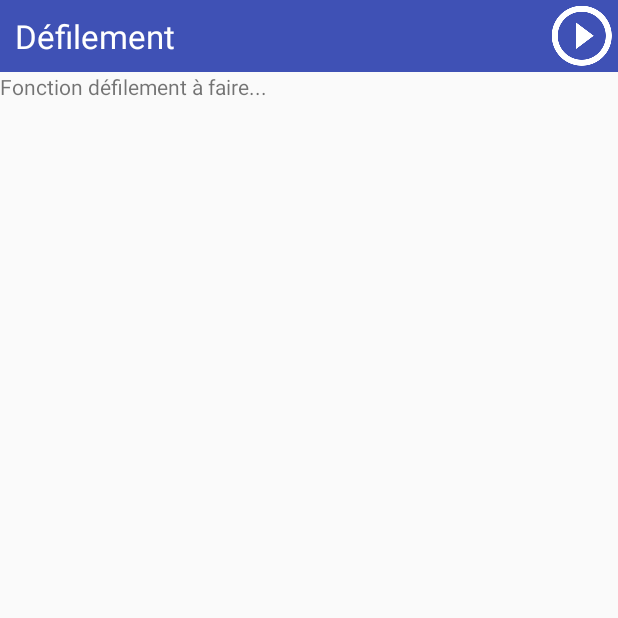
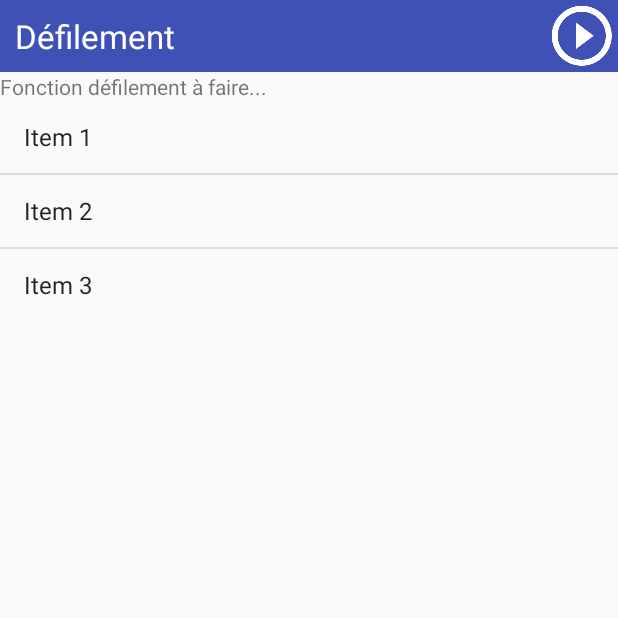
Before and after one commit to NicolasMinghetti/tabmaster, an Android app: the Scrolling screen opened directly, with no data from a screen before it, on a phone screen of 412 x 824 dp, the top half of it. Run offline under Robolectric (Android 15) with nearby library versions, the phone set to English and light mode, and no system bars.

Commit message:
Ajouté élements dans scrolling

```diff
--- a/app/src/main/java/fr/insalyon/pi/tabmaster/Scrolling.java
+++ b/app/src/main/java/fr/insalyon/pi/tabmaster/Scrolling.java
@@ -5,12 +5,19 @@ import android.content.Intent;
 import android.os.Bundle;
 import android.util.Log;
 import android.view.View;
+import android.widget.ArrayAdapter;
 import android.widget.ImageView;
+import android.widget.ListView;
+
+import java.util.ArrayList;
+import java.util.List;
 
 /**
  * Created by nicolas on 24/05/16.
  */
 public class Scrolling extends Activity {
+    ListView liste = null;
+
     @Override
     public void onCreate(Bundle savedInstanceState) {
         super.onCreate(savedInstanceState);
@@ -39,9 +46,14 @@ public class Scrolling extends Activity {
         // Puis on récupère l'âge donné dans l'autre activité, ou 0 si cet extra n'est pas dans l'intent
         int age = i.getIntExtra(MainActivity.AGE, 0);
 
-        // S'il ne s'agit pas de l'âge par défaut
-        if(age != 0)
-            // Traiter l'âge
-            age = 2;
+
+        liste = (ListView) findViewById(R.id.listView);
+        List<String> exemple = new ArrayList<String>();
+        exemple.add("Item 1");
+        exemple.add("Item 2");
+        exemple.add("Item 3");
+
+        ArrayAdapter<String> adapter = new ArrayAdapter<String>(this, android.R.layout.simple_list_item_1, exemple);
+        liste.setAdapter(adapter);
     }
 }
--- a/app/src/main/res/layout/scrolling_activity2.xml
+++ b/app/src/main/res/layout/scrolling_activity2.xml
@@ -5,47 +5,40 @@
 	android:layout_height="fill_parent"
 	xmlns:app="http://schemas.android.com/apk/res-auto">
 
-    <RelativeLayout
-        android:orientation="horizontal"
+	<LinearLayout
 		android:layout_width="match_parent"
+		android:background="?attr/colorPrimary"
 		android:layout_height="wrap_content"
-        android:background="?attr/colorPrimary"
-        android:id="@+id/topHeader"
-        android:layout_centerHorizontal="true">
-
+		android:id="@+id/topHeader">
 		<TextView
-            android:layout_width="wrap_content"
+			android:layout_width="0dp"
 			android:layout_height="wrap_content"
+			android:layout_gravity="center"
 			android:textAppearance="?android:attr/textAppearanceLarge"
 			android:text="@string/title_defilement"
 			android:textColor="#FFF"
 			android:id="@+id/textView2"
 			android:layout_marginStart="10dp"
-            android:layout_centerVertical="true"
-            android:layout_alignParentStart="true" />
+			android:layout_weight="10" />
 		<ImageView
 			android:layout_width="wrap_content"
 			android:layout_height="wrap_content"
+			android:layout_gravity="center"
 			android:id="@+id/playButton"
-            android:layout_alignParentEnd="true"
 			android:tag="Play"
 			android:src="@drawable/ic_play_circle_outline_white_48dp" />
-    </RelativeLayout>
-    <ScrollView
-        android:layout_below="@id/topHeader"
-        android:layout_width="match_parent"
-        android:layout_height="wrap_content">
-        <LinearLayout
-            android:layout_width="wrap_content"
-            android:layout_height="wrap_content">
+	</LinearLayout>
 	<TextView
 		android:layout_width="wrap_content"
 		android:layout_height="wrap_content"
+		android:layout_below="@id/topHeader"
 		android:text="Fonction défilement à faire..."
+		android:id="@+id/songTitle"
 		tools:context=".MainActivity" />
-        </LinearLayout>
-    </ScrollView>
-
-
-
+	<ListView
+		android:id="@+id/listView"
+		android:layout_below="@id/songTitle"
+		android:layout_width="wrap_content"
+		android:layout_height="wrap_content">
+	</ListView>
 </RelativeLayout>
```
Lines whose indentation alone changed are shown as unchanged.
